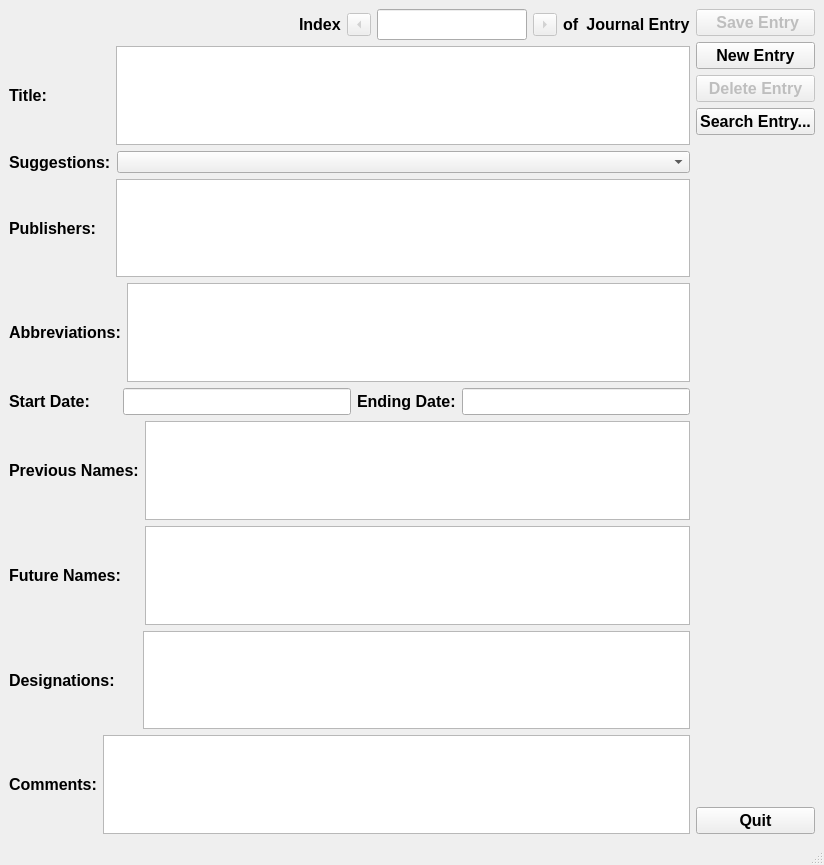
This is Books20/Tools/bookentry/designer/ui_JournalEntry.ui in JimFowler/books as Qt 5 draws it before an edit. The edited form follows.
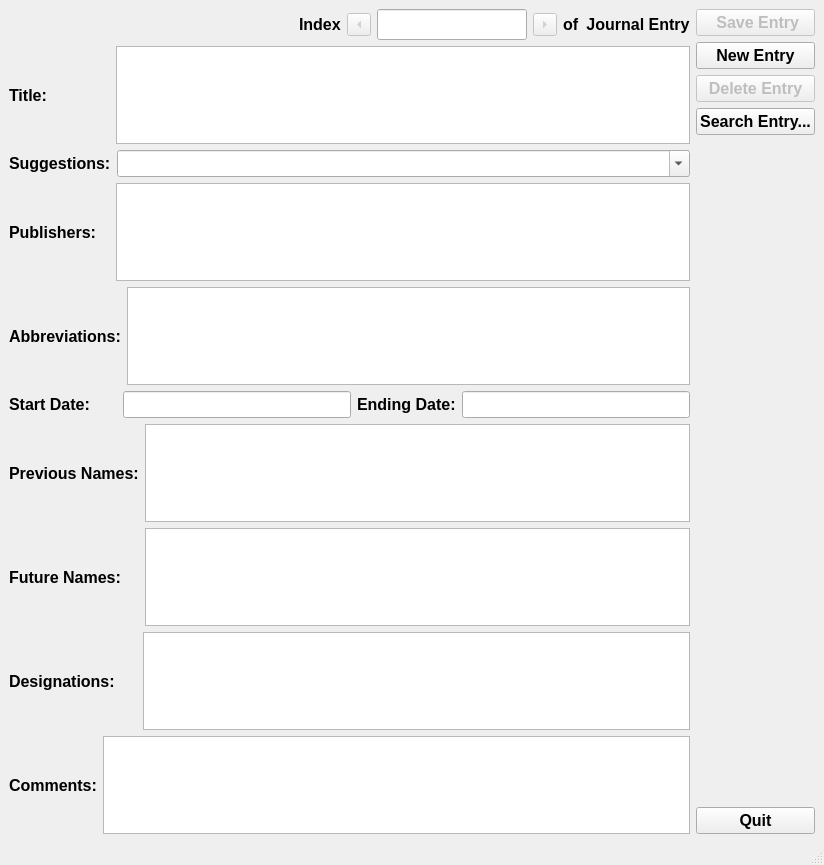
This is the edited form.

Commit message:
Add modifications for combo box search
 Changes to be committed:
	modified:   bookentry/designer/ui_JournalEntry.ui
	modified:   bookentry/journalWin.py
	modified:   bookentry/search.py

Diff of the .ui file:
```diff
--- a/Books20/Tools/bookentry/designer/ui_JournalEntry.ui
+++ b/Books20/Tools/bookentry/designer/ui_JournalEntry.ui
@@ -241,6 +241,19 @@
               <verstretch>0</verstretch>
              </sizepolicy>
             </property>
+            <property name="font">
+             <font>
+              <pointsize>12</pointsize>
+              <weight>75</weight>
+              <bold>true</bold>
+             </font>
+            </property>
+            <property name="toolTip">
+             <string>Enter title or abbreviations</string>
+            </property>
+            <property name="editable">
+             <bool>true</bool>
+            </property>
            </widget>
           </item>
          </layout>
```
Left out of the diff: 2 changed lines with no effect on the pictures. The commit also changes 2 other files.
